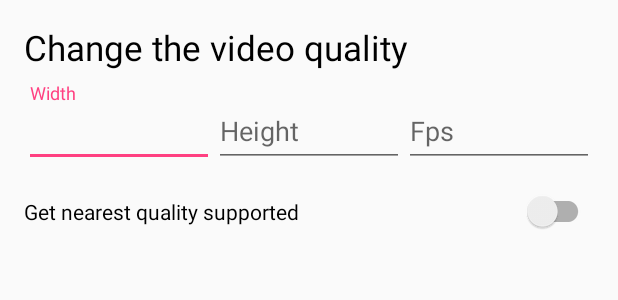
After one commit to Bandyer/Android-CoreAV, an Android app: the layout change_quality_dialog.xml on its own in the app's theme, with its tools: preview values and no code run, on a phone screen of 412 x 824 dp. The commit adds this screen. Shown: the top 300 px of the screen. Run offline under Robolectric (Android 15) with nearby library versions, the phone set to English and light mode, and no system bars.

Commit message:
release v2.3.2

```diff
--- a/demo_core_av/app/build.gradle
+++ b/demo_core_av/app/build.gradle
@@ -78,6 +78,7 @@ dependencies {
     kapt "com.github.hotchemi:permissionsdispatcher-processor:$permissionsdispatcherVersion"
 
     /*** UI ***/
+    implementation "androidx.constraintlayout:constraintlayout:2.0.4"
     implementation "com.mikepenz:fastadapter:$fastAdapterVersion"
     implementation "com.mikepenz:fastadapter-extensions:$fastAdapterVersion"
     implementation "com.mikepenz:fastadapter-commons:$fastAdapterVersion"
@@ -89,7 +90,7 @@ dependencies {
     /*** Bandyer Libs ***/
     implementation 'com.bandyer:bandyer-android-audiosession:1.0.6'
 
-    implementation "com.bandyer:core_av:2.3.1"
+    implementation "com.bandyer:core_av:2.3.2"
     implementation ("com.bandyer:extension_usb_camera:1.1.3"){
         exclude group: "com.bandyer", module: "core_av"
     }
--- a/demo_core_av/app/src/main/AndroidManifest.xml
+++ b/demo_core_av/app/src/main/AndroidManifest.xml
@@ -34,6 +34,7 @@
             <intent-filter>
                 <action android:name="android.intent.action.MAIN" />
                 <category android:name="android.intent.category.LAUNCHER" />
+                <category android:name="com.google.android.glass.category.DIRECTORY"/>
             </intent-filter>
         </activity>
         <activity
--- /dev/null
+++ b/demo_core_av/app/src/main/res/layout/change_quality_dialog.xml
@@ -0,0 +1,93 @@
+<?xml version="1.0" encoding="utf-8"?><!--
+  ~ Copyright (C) 2020 Bandyer S.r.l. All Rights Reserved.
+  ~ See LICENSE.txt for licensing information
+  -->
+
+<androidx.constraintlayout.widget.ConstraintLayout xmlns:android="http://schemas.android.com/apk/res/android"
+    xmlns:app="http://schemas.android.com/apk/res-auto"
+    android:layout_width="match_parent"
+    android:layout_height="match_parent"
+    android:padding="@dimen/space16">
+
+    <TextView
+        android:id="@+id/title"
+        android:layout_width="0dp"
+        android:layout_height="wrap_content"
+        android:text="@string/video_quality_picker_title"
+        android:textColor="@android:color/black"
+        android:textSize="@dimen/text_h1"
+        app:layout_constraintEnd_toEndOf="parent"
+        app:layout_constraintLeft_toLeftOf="parent"
+        app:layout_constraintRight_toRightOf="parent"
+        app:layout_constraintStart_toStartOf="parent"
+        app:layout_constraintTop_toTopOf="parent" />
+
+    <com.google.android.material.textfield.TextInputLayout
+        android:id="@+id/quality_width"
+        android:layout_width="0dp"
+        android:layout_height="wrap_content"
+        android:layout_marginTop="@dimen/space8"
+        android:hint="@string/quality_width"
+        app:layout_constraintEnd_toStartOf="@id/quality_height"
+        app:layout_constraintLeft_toLeftOf="parent"
+        app:layout_constraintRight_toLeftOf="@id/quality_height"
+        app:layout_constraintStart_toStartOf="parent"
+        app:layout_constraintTop_toBottomOf="@+id/title">
+
+        <com.google.android.material.textfield.TextInputEditText
+            android:layout_width="match_parent"
+            android:layout_height="wrap_content"
+            android:imeOptions="actionNext"
+            android:inputType="numberDecimal" />
+
+    </com.google.android.material.textfield.TextInputLayout>
+
+    <com.google.android.material.textfield.TextInputLayout
+        android:id="@+id/quality_height"
+        android:layout_width="0dp"
+        android:layout_height="wrap_content"
+        android:hint="@string/quality_height"
+        app:layout_constraintEnd_toStartOf="@id/quality_fps"
+        app:layout_constraintLeft_toRightOf="@id/quality_width"
+        app:layout_constraintRight_toLeftOf="@id/quality_fps"
+        app:layout_constraintStart_toEndOf="@id/quality_width"
+        app:layout_constraintTop_toTopOf="@+id/quality_width">
+
+        <com.google.android.material.textfield.TextInputEditText
+            android:layout_width="match_parent"
+            android:layout_height="wrap_content"
+            android:imeOptions="actionNext"
+            android:inputType="numberDecimal" />
+
+    </com.google.android.material.textfield.TextInputLayout>
+
+
+    <com.google.android.material.textfield.TextInputLayout
+        android:id="@+id/quality_fps"
+        android:layout_width="0dp"
+        android:layout_height="wrap_content"
+        android:hint="@string/quality_fps"
+        app:layout_constraintEnd_toEndOf="parent"
+        app:layout_constraintLeft_toRightOf="@id/quality_height"
+        app:layout_constraintRight_toRightOf="parent"
+        app:layout_constraintStart_toEndOf="@id/quality_height"
+        app:layout_constraintTop_toTopOf="@+id/quality_width">
+
+        <com.google.android.material.textfield.TextInputEditText
+            android:layout_width="match_parent"
+            android:layout_height="wrap_content"
+            android:imeOptions="actionDone"
+
+            android:inputType="numberDecimal" />
+
+    </com.google.android.material.textfield.TextInputLayout>
+
+    <com.google.android.material.switchmaterial.SwitchMaterial
+        android:id="@+id/enable_optimize_quality"
+        android:layout_width="match_parent"
+        android:layout_height="wrap_content"
+        android:layout_marginTop="@dimen/space16"
+        android:checked="false"
+        android:text="@string/quality_optimize"
+        app:layout_constraintTop_toBottomOf="@id/quality_width" />
+</androidx.constraintlayout.widget.ConstraintLayout>
--- a/demo_core_av/app/src/main/res/values/strings.xml
+++ b/demo_core_av/app/src/main/res/values/strings.xml
@@ -48,4 +48,9 @@
     <string name="receiver">Receiver</string>
     <string name="sender">Sender</string>
     <string name="screenshare_button">ScreenShare</string>
+
+    <string name="quality_width">Width</string>
+    <string name="quality_height">Height</string>
+    <string name="quality_fps">Fps</string>
+    <string name="quality_optimize">Get nearest quality supported</string>
 </resources>
```
Also changed, not shown: demo_core_av/app/src/main/java/com/bandyer/demo_core_av/design/bottom_sheet/QualityPicker.kt (added, +42 -0 lines), demo_core_av/app/src/main/java/com/bandyer/demo_core_av/room/adapter_items/PublisherItem.kt (+27 -0 lines), demo_core_av/app/src/main/res/layout/item_publisher.xml (+7 -0 lines).
